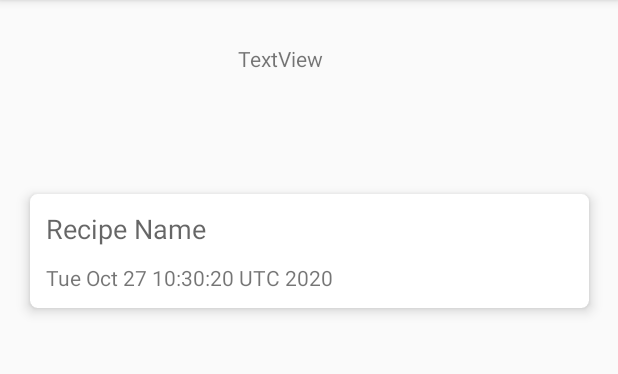
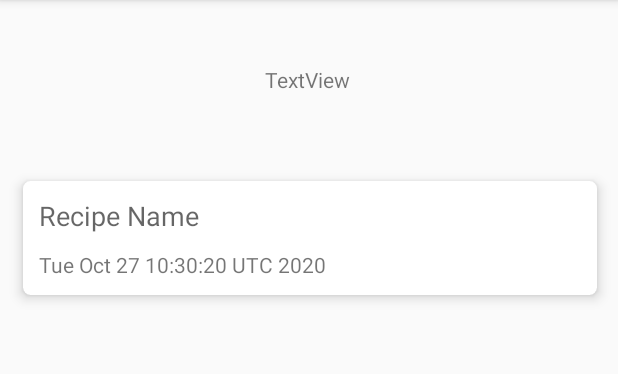
Before and after one commit to barneshn2/MealPlanner, an Android app: the Myrecipebook screen opened directly, with no data from a screen before it, on a phone screen of 412 x 824 dp, the part 84-458 px from its top. Run offline under Robolectric (Android 15) with nearby library versions, the phone set to English and light mode, and no system bars.

Commit message:
Updated classes and functions for adding plan table and inserting & deleting data into it
Signed-off-by: DESKTOP-2R65OKK\Hailey <barneshn2@mymail.vcu.edu>

```diff
--- a/app/src/main/java/com/example/groupl/DBHelper.java
+++ b/app/src/main/java/com/example/groupl/DBHelper.java
@@ -4,12 +4,12 @@ import android.content.Context;
 import android.database.sqlite.SQLiteDatabase;
 import android.database.sqlite.SQLiteOpenHelper;
 
-// TODO: Review this with Karim --> Confused on C1 -> C4 what is it?
+
 public class DBHelper extends SQLiteOpenHelper {
     public static String RecipeTable ="RacpiTable";
     public static String ingredieantsTable ="IngriendensTable";
     public static String PlanTable="PlanTable";
-    public static String C1="id"; // id for Recipe Table
+    public static String C1="id"; // Primary keys
     public static String C2="name"; // recipe name
     public static String C3="r_id"; // ingredieant id (foreign key)??????
     public static String C4="date"; // date recipe added
--- a/app/src/main/res/layout/choose_recipe_for_plan.xml
+++ b/app/src/main/res/layout/choose_recipe_for_plan.xml
@@ -10,22 +10,24 @@
         android:id="@+id/textView5"
         android:layout_width="wrap_content"
         android:layout_height="wrap_content"
+
         android:text="@string/textview"
-        app:layout_constraintBottom_toBottomOf="parent"
+        app:layout_constraintBottom_toTopOf="@+id/GetRecipes"
         app:layout_constraintEnd_toEndOf="parent"
-        app:layout_constraintHorizontal_bias="0.447"
+        app:layout_constraintHorizontal_bias="0.498"
         app:layout_constraintStart_toStartOf="parent"
         app:layout_constraintTop_toTopOf="parent"
-        app:layout_constraintVertical_bias="0.039" />
+        app:layout_constraintVertical_bias="0.568" />
 
     <androidx.recyclerview.widget.RecyclerView
         android:id="@+id/GetRecipes"
-        android:layout_width="403dp"
-        android:layout_height="654dp"
+        android:layout_width="413dp"
+        android:layout_height="619dp"
         android:padding="5dp"
         app:layout_constraintBottom_toBottomOf="parent"
         app:layout_constraintEnd_toEndOf="parent"
+
+        app:layout_constraintHorizontal_bias="0.23"
         app:layout_constraintStart_toStartOf="parent"
-        app:layout_constraintTop_toTopOf="parent"
-        app:layout_constraintVertical_bias="1.0" />
+        app:layout_constraintTop_toBottomOf="@+id/textView5" />
 </androidx.constraintlayout.widget.ConstraintLayout>
```
Also changed, not shown: app/src/main/java/com/example/groupl/DBManger.java (+13 -9 lines), app/src/main/java/com/example/groupl/Plan.java (+34 -0 lines), 13 other files.
